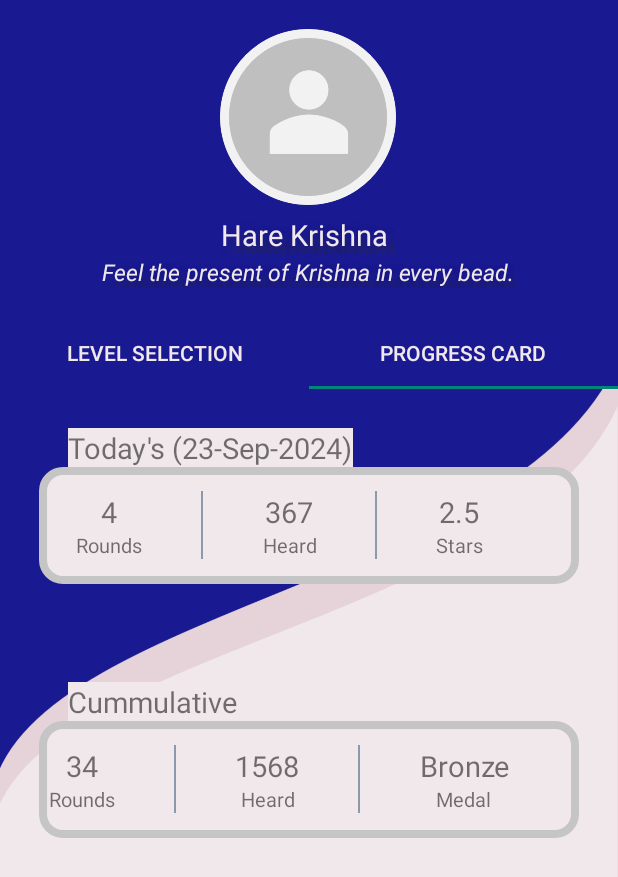
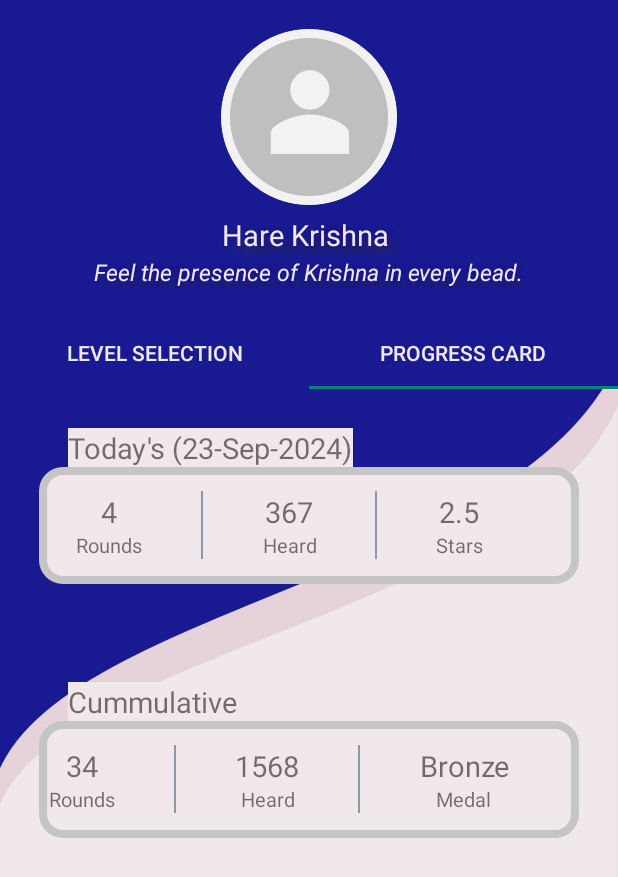
Before and after one commit to folkwhitefieldappdevelopment/chantingworkingapp, an Android app: the screen it shows after launch once a user with an empty profile is signed in (HomePageActivity), tab 2 chosen, on a phone screen of 412 x 824 dp. Shown: the top 877 px of the screen. Run offline under Robolectric (Android 15) with nearby library versions, the phone set to English and light mode, and no system bars; our stand-ins replace Firebase (no records; nobody signed in at launch, a user with empty details on screens opened directly), sdp/ssp sizes.

Commit message:
Pushing spell correction

```diff
--- a/app/src/main/res/layout/home_page_layout.xml
+++ b/app/src/main/res/layout/home_page_layout.xml
@@ -40,7 +40,7 @@
             android:shadowDx="15"
             android:shadowDy="15"
             android:shadowRadius="15"
-            android:text="Feel the present of Krishna in every bead."
+            android:text="Feel the presence of Krishna in every bead."
             android:textColor="@color/ch_light_color"
             android:textSize="@dimen/_12sdp"
             android:textStyle="italic" />
```
